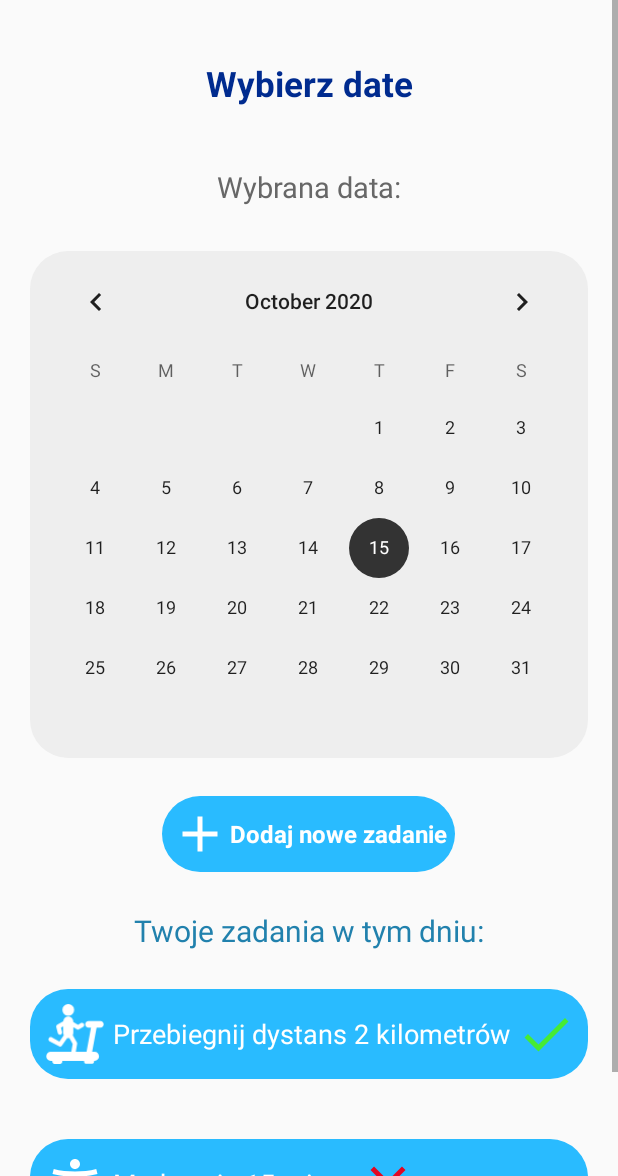
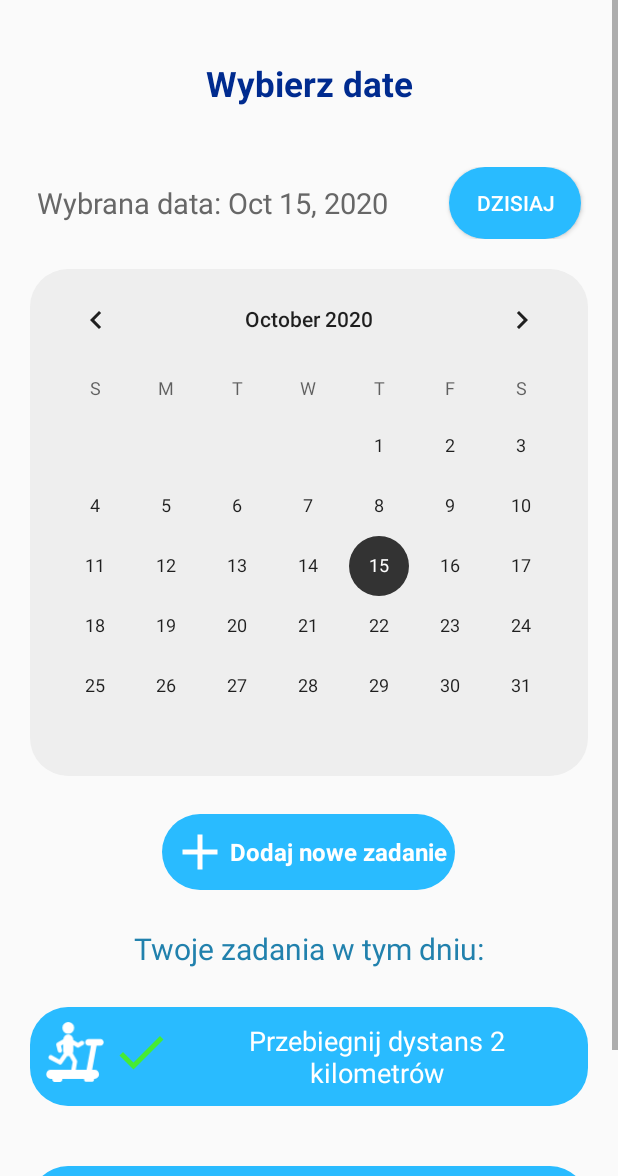
Before and after one commit to Symii/HealthySanity, an Android app: the CalendarActivity screen opened directly, with no data from a screen before it, on a phone screen of 412 x 824 dp, the part 60-1236 px from its top. Run offline under Robolectric (Android 15) with nearby library versions, the phone set to English and light mode, and no system bars.

Commit message:
Dynamic Calendar Update v0.2

```diff
--- a/app/src/main/java/com/example/healthysanity/CalendarActivity.java
+++ b/app/src/main/java/com/example/healthysanity/CalendarActivity.java
@@ -6,9 +6,11 @@ import androidx.appcompat.app.AppCompatActivity;
 import android.content.Intent;
 import android.graphics.Color;
 import android.graphics.drawable.Drawable;
+import android.icu.text.SimpleDateFormat;
 import android.os.Bundle;
 import android.view.Gravity;
 import android.view.View;
+import android.widget.Button;
 import android.widget.CalendarView;
 import android.widget.ImageView;
 import android.widget.LinearLayout;
@@ -18,6 +20,11 @@ import com.example.healthysanity.utils.DPUtils;
 
 import org.w3c.dom.Text;
 
+import java.text.DateFormat;
+import java.time.format.DateTimeFormatter;
+import java.util.Calendar;
+import java.util.Date;
+import java.util.Locale;
 import java.util.Random;
 
 public class CalendarActivity extends AppCompatActivity
@@ -45,6 +52,8 @@ public class CalendarActivity extends AppCompatActivity
         calendarView = findViewById(R.id.calendarView);
         selectedDate = findViewById(R.id.selectedDateTextView);
 
+        setCurrentDate();
+
         calendarView.setOnDateChangeListener(new CalendarView.OnDateChangeListener()
         {
             @Override
@@ -57,12 +66,32 @@ public class CalendarActivity extends AppCompatActivity
                 buildDynamicObjectives();
             }
         });
+
+        Button todayButton = findViewById(R.id.today_button);
+        todayButton.setOnClickListener(new View.OnClickListener() {
+            @Override
+            public void onClick(View v) {
+                setCurrentDate();
+            }
+        });
     }
 
     private void changeActivity(Class destination)
     {
         Intent intent = new Intent(this, destination);
         startActivity(intent);
+    }
+
+    private void setCurrentDate()
+    {
+        Date date = new Date(System.currentTimeMillis());
+        DateFormat formater = DateFormat.getDateInstance();
+        String formatedDate = formater.format(date);
+
+        String today = "Wybrana data: " + formatedDate;
+        selectedDate.setText(today);
+
+        calendarView.setDate(System.currentTimeMillis());
     }
 
     private void buildDynamicObjectives()
@@ -105,7 +134,7 @@ public class CalendarActivity extends AppCompatActivity
 
         objectiveLayout.setBackgroundResource(R.drawable.bg_button);
         int padding = DPUtils.getPixelsFromDP(this, 10);
-        objectiveLayout.setPadding(padding, padding, padding, padding);
+        objectiveLayout.setPadding(padding, padding + 20, padding, padding + 20);
         objectiveLayout.setId(R.id.objective1);
 
         ImageView icon = new ImageView(this);
@@ -114,7 +143,7 @@ public class CalendarActivity extends AppCompatActivity
         icon.setColorFilter(Color.rgb(255, 255, 255));
 
         LinearLayout.LayoutParams textViewParams = new LinearLayout.LayoutParams(
-                LinearLayout.LayoutParams.WRAP_CONTENT, LinearLayout.LayoutParams.MATCH_PARENT);
+                LinearLayout.LayoutParams.WRAP_CONTENT, LinearLayout.LayoutParams.WRAP_CONTENT);
         textViewParams.setMargins(5, 0, 0, 0);
 
         TextView textView = new TextView(this);
@@ -131,8 +160,8 @@ public class CalendarActivity extends AppCompatActivity
 
         // Adding content items to objective layout
         objectiveLayout.addView(icon);
+        objectiveLayout.addView(completeIcon);
         objectiveLayout.addView(textView);
-        objectiveLayout.addView(completeIcon);
         // Finally add our objective to container layout
         container.addView(objectiveLayout);
     }
--- a/app/src/main/res/layout/activity_calendar.xml
+++ b/app/src/main/res/layout/activity_calendar.xml
@@ -39,16 +39,37 @@
                 android:textSize="23sp"
                 android:textStyle="bold" />
 
-            <TextView
-                android:id="@+id/selectedDateTextView"
+            <LinearLayout
                 android:layout_width="match_parent"
                 android:layout_height="wrap_content"
+                android:orientation="horizontal"
                 android:layout_marginTop="30dp"
                 android:gravity="center"
-                android:paddingBottom="30dp"
-                android:text="Wybrana data:"
-                android:textColor="#676767"
-                android:textSize="19sp" />
+                android:layout_marginBottom="20dp"
+                >
+
+                <TextView
+                    android:id="@+id/selectedDateTextView"
+                    android:layout_width="wrap_content"
+                    android:layout_height="wrap_content"
+
+                    android:layout_marginRight="40dp"
+                    android:text=""
+                    android:textColor="#676767"
+                    android:textSize="19sp" />
+
+                <Button
+                    android:layout_width="wrap_content"
+                    android:layout_height="wrap_content"
+                    android:text="@string/today"
+                    android:background="@drawable/bg_button"
+                    android:textColor="@color/colorWhite"
+                    android:id="@+id/today_button"
+                    />
+
+            </LinearLayout>
+
+
 
             <LinearLayout
                 android:layout_width="match_parent"
@@ -61,7 +82,9 @@
                 <CalendarView
                     android:id="@+id/calendarView"
                     android:layout_width="match_parent"
-                    android:layout_height="wrap_content">
+                    android:layout_height="wrap_content"
+                    android:firstDayOfWeek="@android:integer/config_longAnimTime"
+                    >
 
                 </CalendarView>
 
@@ -177,15 +200,6 @@
                     app:tint="@color/colorWhite"
                     />
 
-                <TextView
-                    android:layout_width="wrap_content"
-                    android:layout_height="match_parent"
-                    android:text="Przebiegnij dystans 2 kilometrów"
-                    android:gravity="center"
-                    android:textColor="@color/colorWhite"
-                    android:textSize="18sp"
-                    android:layout_marginStart="5dp"/>
-
                 <ImageView
                     android:layout_width="40dp"
                     android:layout_height="40dp"
@@ -193,6 +207,18 @@
                     app:tint="@color/green"
                     android:layout_marginLeft="4dp"
                     />
+
+                <TextView
+                    android:layout_width="wrap_content"
+                    android:layout_height="wrap_content"
+                    android:text="Przebiegnij dystans 2 kilometrów"
+                    android:gravity="center"
+                    android:textColor="@color/colorWhite"
+                    android:textSize="18sp"
+                    android:layout_marginStart="5dp"
+                    />
+
+
 
 
             </LinearLayout>
@@ -215,21 +241,23 @@
                     app:tint="@color/colorWhite"
                     />
 
+                <ImageView
+                    android:layout_width="40dp"
+                    android:layout_height="40dp"
+                    app:srcCompat="@drawable/ic_close_24"
+                    app:tint="@color/red"
+                    android:layout_marginStart="4dp"/>
+
                 <TextView
                     android:layout_width="wrap_content"
-                    android:layout_height="match_parent"
+                    android:layout_height="wrap_content"
                     android:text="Medytacja 15 minut"
                     android:gravity="center"
                     android:textColor="@color/colorWhite"
                     android:textSize="18sp"
                     android:layout_marginStart="5dp"/>
 
-                <ImageView
-                    android:layout_width="40dp"
-                    android:layout_height="40dp"
-                    app:srcCompat="@drawable/ic_close_24"
-                    app:tint="@color/red"
-                    android:layout_marginStart="4dp"/>
+
 
 
 
--- a/app/src/main/res/values/strings.xml
+++ b/app/src/main/res/values/strings.xml
@@ -26,4 +26,5 @@
     <string name="communicate">Communicate</string>
     <string name="share">Share</string>
     <string name="choose_date">Wybierz date</string>
+    <string name="today">Dzisiaj</string>
 </resources>
```
